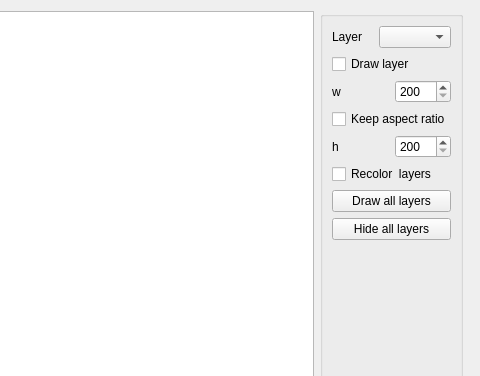
Above: plugins/Affine/gdsLoaderDialog.ui from pyIVLS/pyIVLS before the change; both pictures show x 132 to 612 and y 0 to 376 of the 612 by 473 pixel window. Below: the same form after it.
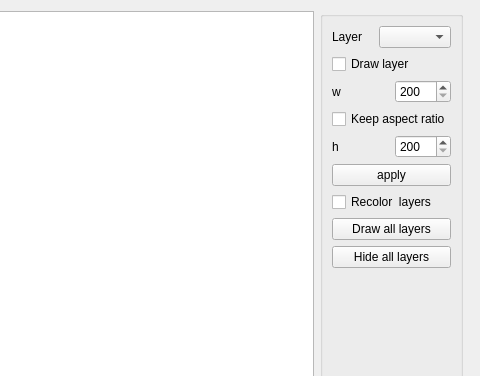
That is the form after the change.

The edit to the form file:
```diff
--- a/plugins/Affine/gdsLoaderDialog.ui
+++ b/plugins/Affine/gdsLoaderDialog.ui
@@ -109,6 +109,13 @@
           </item>
          </layout>
         </item>
+        <item>
+         <widget class="QPushButton" name="applyResize">
+          <property name="text">
+           <string>apply</string>
+          </property>
+         </widget>
+        </item>
        </layout>
       </item>
       <item>
```
